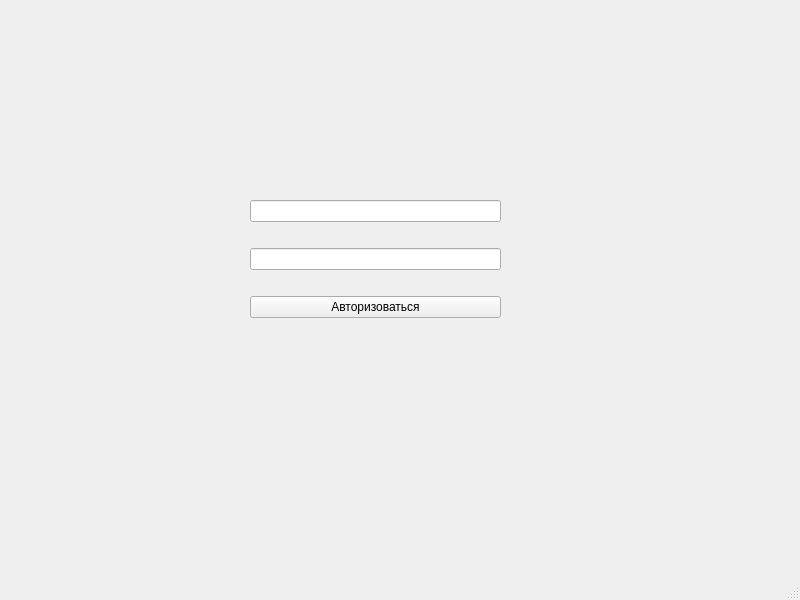
Qt form avt.ui (raines3/qtqt) before a commit.
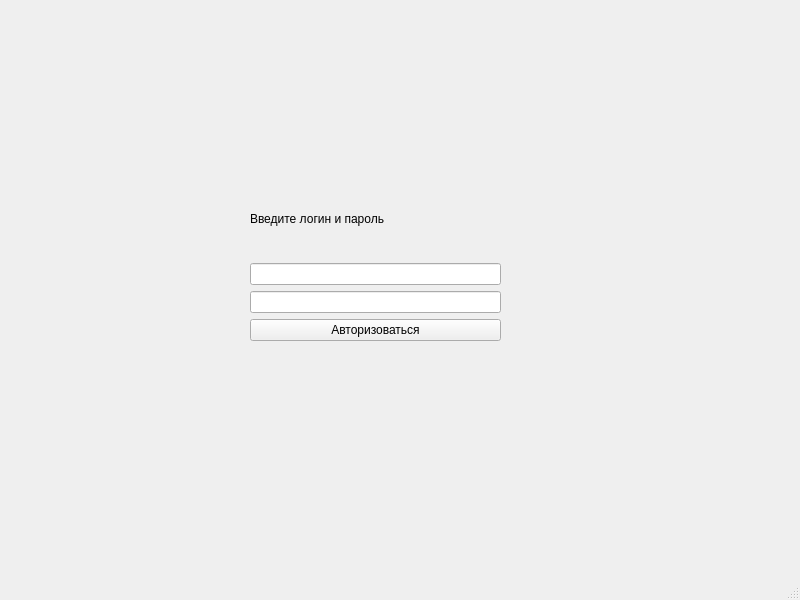
The same form after that commit.

Commit message: feat: добавлена проверка логина и пароля"

The edit to the form file:
```diff
--- a/avt.ui
+++ b/avt.ui
@@ -24,6 +24,13 @@
      </rect>
     </property>
     <layout class="QVBoxLayout" name="verticalLayout">
+     <item>
+      <widget class="QLabel" name="label">
+       <property name="text">
+        <string>Введите логин и пароль </string>
+       </property>
+      </widget>
+     </item>
      <item>
       <widget class="QLineEdit" name="login_input"/>
      </item>
```
The commit also changes 1 other file.
